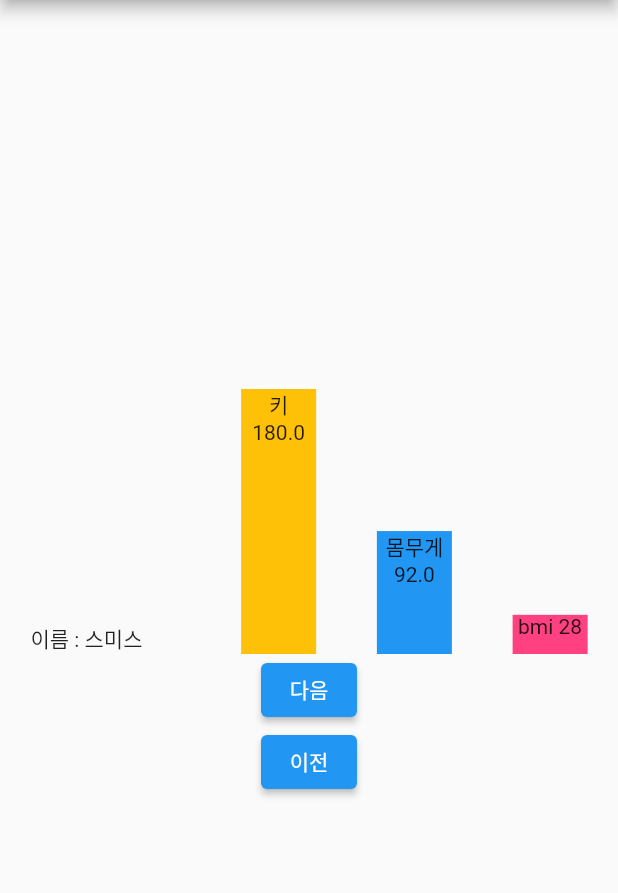
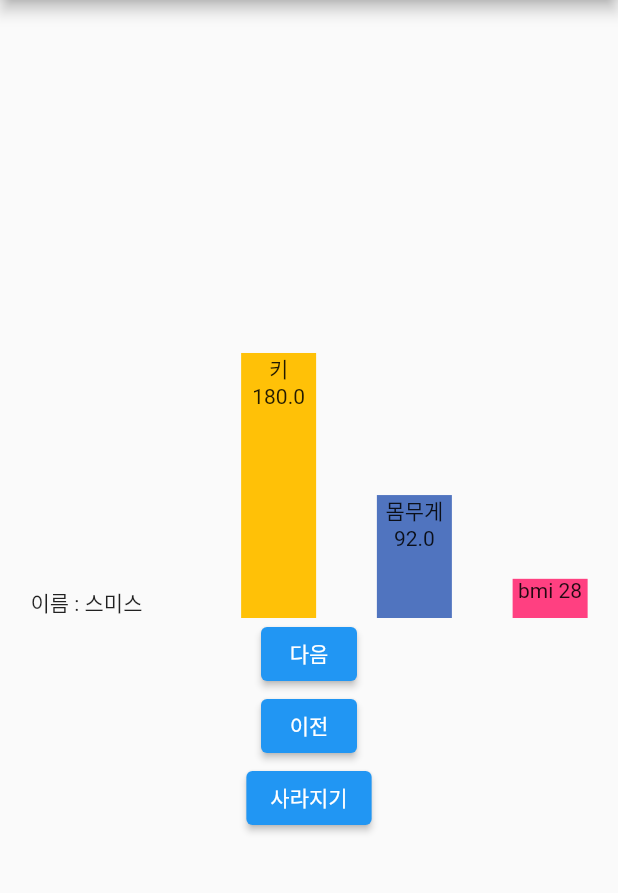
Before and after one commit to fbghgus123/flutter_study, a Flutter app: the screen it shows after launch, after a tap on "다음", after a tap on "이전", on a phone screen of 412 x 824 dp, the part 84-977 px from its top. Run offline on Flutter 3.47's test engine with Material 2 defaults, Android fonts, the phone set to English and light mode, and no system bars; our stand-ins replace dio.

Commit message:
Study flutter animation part two

```diff
--- a/animation_example/lib/main.dart
+++ b/animation_example/lib/main.dart
@@ -24,7 +24,9 @@ class AnimationApp extends StatefulWidget {
 }
 class _AnimationApp extends State<AnimationApp> {
   List<People> peoples = new List.empty(growable: true);
+  Color weightColor = Colors.blue;
   int current = 0;
+  double _opacity = 1;
 
   @override
   void initState() {
@@ -37,6 +39,18 @@ class _AnimationApp extends State<AnimationApp> {
     super.initState();
   }
 
+  void _changeWeightColor(double weight) {
+    if (weight < 40) {
+      weightColor = Colors.blueAccent;
+    } else if (weight < 60) {
+      weightColor = Colors.indigo;
+    } else if (weight < 80) {
+      weightColor = Colors.orange;
+    } else {
+      weightColor = Colors.red;
+    }
+  }
+
   @override
   Widget build(BuildContext context) {
     return Scaffold(
@@ -47,7 +61,8 @@ class _AnimationApp extends State<AnimationApp> {
         child: Center(
           child: Column(
             children: <Widget>[
-              SizedBox(
+              AnimatedOpacity(opacity: _opacity, duration: Duration(seconds: 1),
+              child: SizedBox(
                 child: Row(
                   children: <Widget>[
                     SizedBox(width: 100, child: Text('이름 : ${peoples[current].name}')),
@@ -59,7 +74,9 @@ class _AnimationApp extends State<AnimationApp> {
                       ),
                       width: 50,
                       height: peoples[current].height,),
-                    AnimatedContainer(duration: Duration(seconds: 2),curve: Curves.easeInCubic, color: Colors.blue,
+                    AnimatedContainer(duration: Duration(seconds: 2),
+                      curve: Curves.easeInCubic,
+                      color: weightColor,
                       child: Text(
                         '몸무게 ${peoples[current].weight}',
                         textAlign: TextAlign.center,
@@ -82,11 +99,13 @@ class _AnimationApp extends State<AnimationApp> {
                 ),
                 height: 200,
               ),
+              ),
               ElevatedButton(onPressed: () {
                 setState(() {
                   if (current < peoples.length - 1) {
                     current ++;
                   }
+                  _changeWeightColor(peoples[current].weight);
                 });
               }, child: Text('다음'), ),
               ElevatedButton(onPressed: () {
@@ -94,8 +113,17 @@ class _AnimationApp extends State<AnimationApp> {
                   if (current > 0) {
                     current --;
                   }
+                  _changeWeightColor(peoples[current].weight);
                 });
-              }, child: Text('이전'),)
+              }, child: Text('이전'), ),
+              ElevatedButton(
+                onPressed: () {
+                  setState(() {
+                    _opacity == 1 ? _opacity = 0 : _opacity = 1;
+                  });
+                },
+                child: Text('사라지기'),
+              )
             ],
             mainAxisAlignment: MainAxisAlignment.center,
           ),
```
Lines whose indentation alone changed are shown as unchanged.
